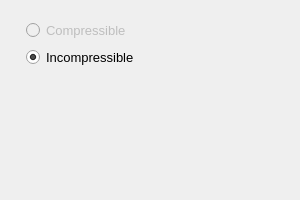
Above: baramFlow/view/case_wizard/flow_type_page.ui from nextfoam/baram before the change. Below: the same form after it.
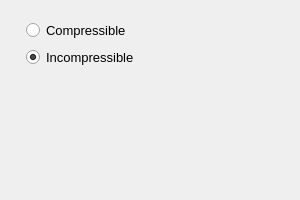
That is the form after the change.

Diff of the .ui file:
```diff
--- a/baramFlow/view/case_wizard/flow_type_page.ui
+++ b/baramFlow/view/case_wizard/flow_type_page.ui
@@ -40,7 +40,7 @@
       <item>
        <widget class="QRadioButton" name="compressible">
         <property name="enabled">
-         <bool>false</bool>
+         <bool>true</bool>
         </property>
         <property name="text">
          <string>Compressible</string>
```
